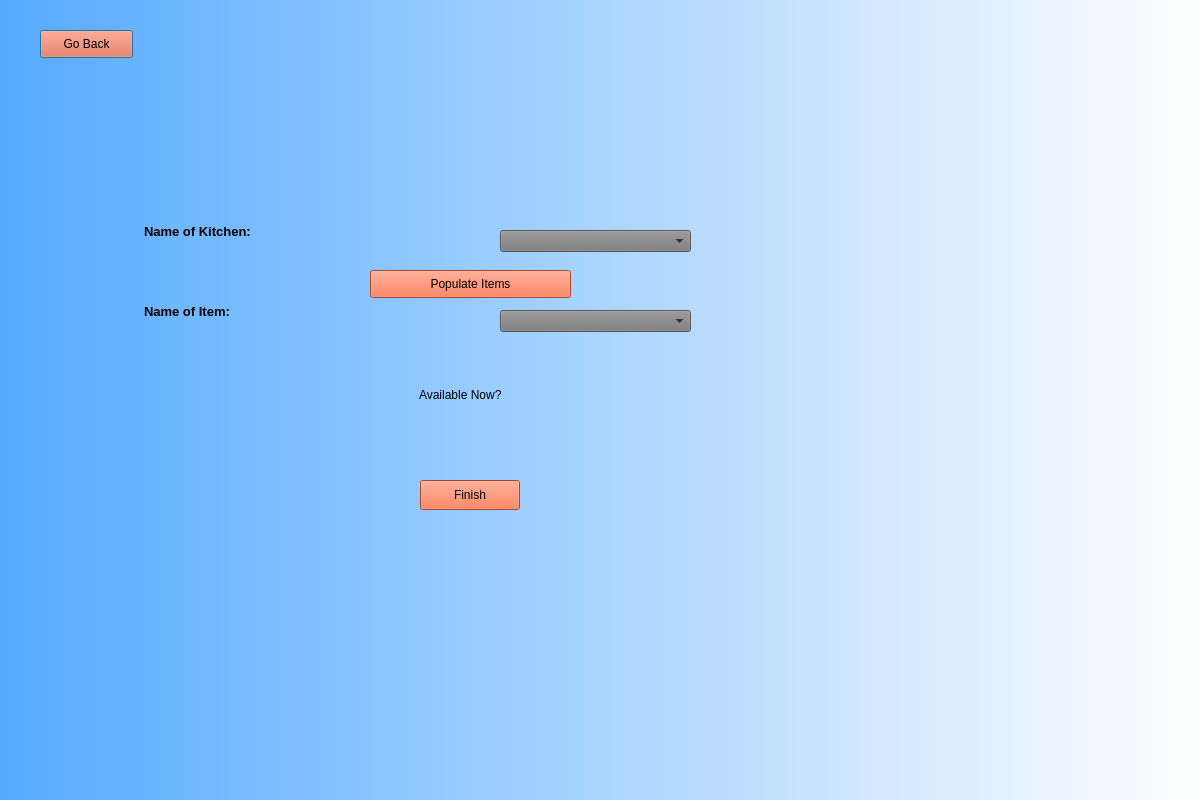
YY0NII/DeskFood, file Frontend/KitchenUpdateAvailability.ui: the form before one commit.
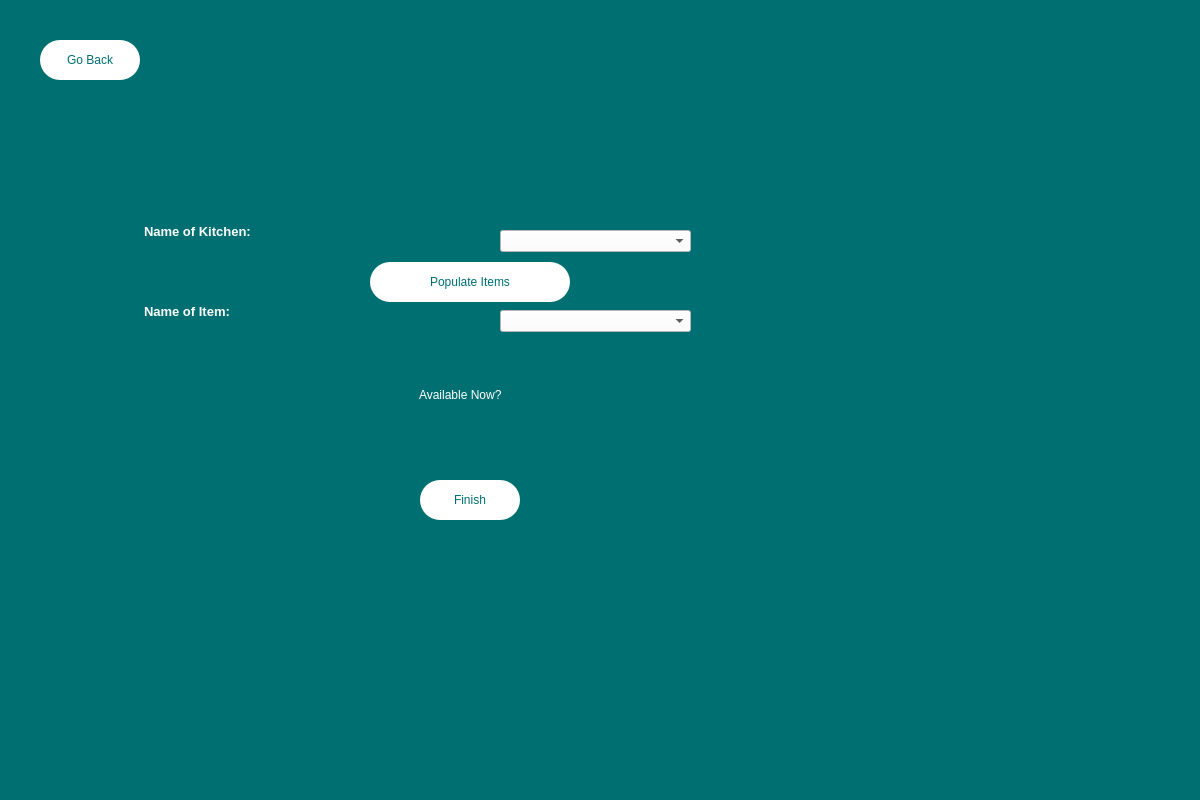
The form after the commit.

The edit to the form file:
```diff
--- a/Frontend/KitchenUpdateAvailability.ui
+++ b/Frontend/KitchenUpdateAvailability.ui
@@ -23,19 +23,22 @@
     </rect>
    </property>
    <property name="styleSheet">
-    <string notr="true">background-color: qlineargradient(spread:pad, x1:0, y1:0, x2:1, y2:0, stop:0 rgba(85, 170, 255, 255), stop:1 rgba(255, 255, 255, 255));</string>
+    <string notr="true">background-color:rgb(0, 111, 113);
+font: 87 12pt &quot;Arial Black&quot;;
+color: rgb(255, 255, 255);</string>
    </property>
    <widget class="QPushButton" name="returnBTN">
     <property name="geometry">
      <rect>
       <x>40</x>
-      <y>30</y>
-      <width>93</width>
-      <height>28</height>
+      <y>40</y>
+      <width>100</width>
+      <height>40</height>
      </rect>
     </property>
     <property name="styleSheet">
-     <string notr="true">background-color: rgb(244, 96, 54);</string>
+     <string notr="true">background-color: rgb(255, 255, 255);border-radius:20px;
+color:rgb(0, 111, 113);</string>
     </property>
     <property name="text">
      <string>Go Back</string>
@@ -60,8 +63,8 @@
      <string>&lt;!DOCTYPE HTML PUBLIC &quot;-//W3C//DTD HTML 4.0//EN&quot; &quot;http://www.w3.org/TR/REC-html40/strict.dtd&quot;&gt;
 &lt;html&gt;&lt;head&gt;&lt;meta name=&quot;qrichtext&quot; content=&quot;1&quot; /&gt;&lt;style type=&quot;text/css&quot;&gt;
 p, li { white-space: pre-wrap; }
-&lt;/style&gt;&lt;/head&gt;&lt;body style=&quot; font-family:'MS Shell Dlg 2'; font-size:7.8pt; font-weight:400; font-style:normal;&quot;&gt;
-&lt;p style=&quot; margin-top:0px; margin-bottom:0px; margin-left:0px; margin-right:0px; -qt-block-indent:0; text-indent:0px;&quot;&gt;&lt;span style=&quot; font-size:10pt; font-weight:600;&quot;&gt;Name of Item:&lt;/span&gt;&lt;/p&gt;&lt;/body&gt;&lt;/html&gt;</string>
+&lt;/style&gt;&lt;/head&gt;&lt;body style=&quot; font-family:'Arial Black'; font-size:12pt; font-weight:80; font-style:normal;&quot;&gt;
+&lt;p style=&quot; margin-top:0px; margin-bottom:0px; margin-left:0px; margin-right:0px; -qt-block-indent:0; text-indent:0px;&quot;&gt;&lt;span style=&quot; font-family:'MS Shell Dlg 2'; font-size:10pt; font-weight:600;&quot;&gt;Name of Item:&lt;/span&gt;&lt;/p&gt;&lt;/body&gt;&lt;/html&gt;</string>
     </property>
    </widget>
    <widget class="QPushButton" name="finishBTN">
@@ -70,11 +73,12 @@
       <x>420</x>
       <y>480</y>
       <width>100</width>
-      <height>30</height>
+      <height>40</height>
      </rect>
     </property>
     <property name="styleSheet">
-     <string notr="true">background-color: rgb(244, 96, 54);</string>
+     <string notr="true">background-color: rgb(255, 255, 255);border-radius:20px;
+color:rgb(0, 111, 113);</string>
     </property>
     <property name="text">
      <string>Finish</string>
@@ -115,8 +119,8 @@
      <string>&lt;!DOCTYPE HTML PUBLIC &quot;-//W3C//DTD HTML 4.0//EN&quot; &quot;http://www.w3.org/TR/REC-html40/strict.dtd&quot;&gt;
 &lt;html&gt;&lt;head&gt;&lt;meta name=&quot;qrichtext&quot; content=&quot;1&quot; /&gt;&lt;style type=&quot;text/css&quot;&gt;
 p, li { white-space: pre-wrap; }
-&lt;/style&gt;&lt;/head&gt;&lt;body style=&quot; font-family:'MS Shell Dlg 2'; font-size:7.8pt; font-weight:400; font-style:normal;&quot;&gt;
-&lt;p style=&quot; margin-top:0px; margin-bottom:0px; margin-left:0px; margin-right:0px; -qt-block-indent:0; text-indent:0px;&quot;&gt;&lt;span style=&quot; font-size:10pt; font-weight:600;&quot;&gt;Name of Kitchen:&lt;/span&gt;&lt;/p&gt;&lt;/body&gt;&lt;/html&gt;</string>
+&lt;/style&gt;&lt;/head&gt;&lt;body style=&quot; font-family:'Arial Black'; font-size:12pt; font-weight:80; font-style:normal;&quot;&gt;
+&lt;p style=&quot; margin-top:0px; margin-bottom:0px; margin-left:0px; margin-right:0px; -qt-block-indent:0; text-indent:0px;&quot;&gt;&lt;span style=&quot; font-family:'MS Shell Dlg 2'; font-size:10pt; font-weight:600;&quot;&gt;Name of Kitchen:&lt;/span&gt;&lt;/p&gt;&lt;/body&gt;&lt;/html&gt;</string>
     </property>
    </widget>
    <widget class="QComboBox" name="kitchenBox">
@@ -129,7 +133,8 @@
      </rect>
     </property>
     <property name="styleSheet">
-     <string notr="true">background-color: rgb(121, 121, 121);</string>
+     <string notr="true">background-color: rgb(255, 255, 255);
+color: rgb(0, 0, 0);</string>
     </property>
    </widget>
    <widget class="QComboBox" name="itemBox">
@@ -142,20 +147,22 @@
      </rect>
     </property>
     <property name="styleSheet">
-     <string notr="true">background-color: rgb(121, 121, 121);</string>
+     <string notr="true">background-color: rgb(255, 255, 255);
+color: rgb(0, 0, 0);</string>
     </property>
    </widget>
    <widget class="QPushButton" name="fillBTN">
     <property name="geometry">
      <rect>
       <x>370</x>
-      <y>270</y>
-      <width>201</width>
-      <height>28</height>
+      <y>262</y>
+      <width>200</width>
+      <height>40</height>
      </rect>
     </property>
     <property name="styleSheet">
-     <string notr="true">background-color: rgb(244, 96, 54);</string>
+     <string notr="true">background-color: rgb(255, 255, 255);border-radius:20px;
+color:rgb(0, 111, 113);</string>
     </property>
     <property name="text">
      <string>Populate Items</string>
```
